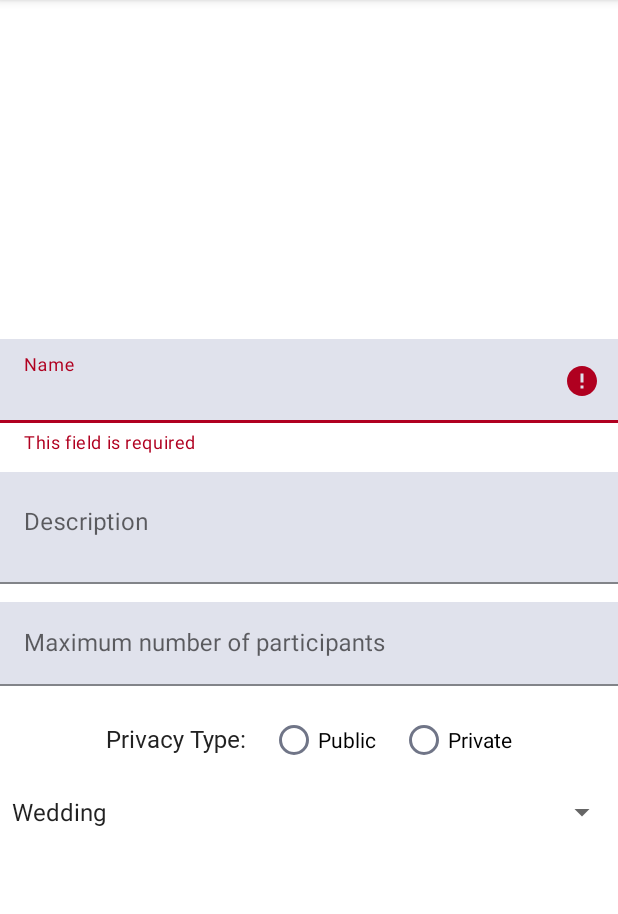
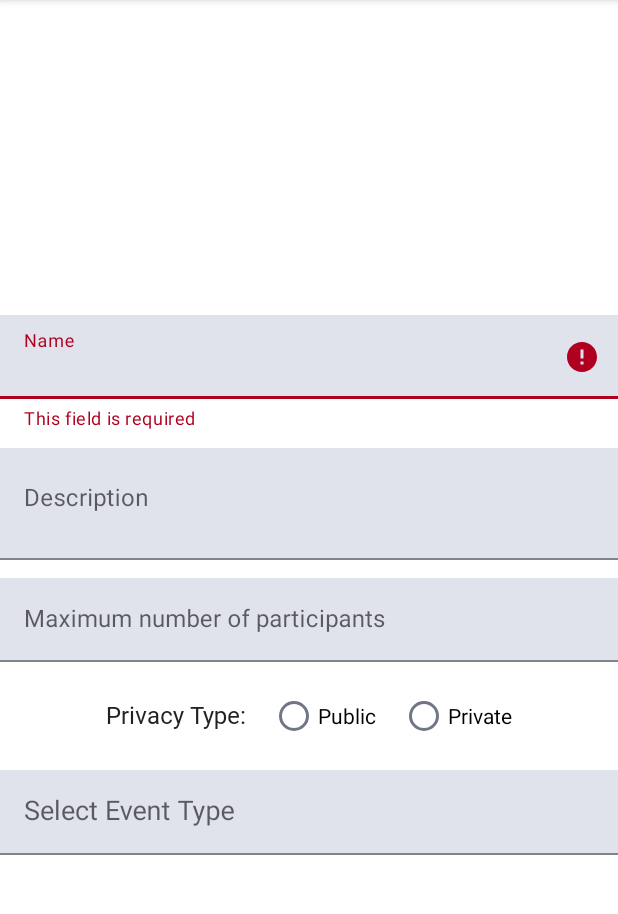
Before and after one commit to kzi-nastava/ma-project-event-planner-siit-2024-team-11, an Android app: the fragment EventOrganizationBasicInformationFragment shown on its own in the app's theme, on a phone screen of 412 x 824 dp, the part 84-998 px from its top. Run offline under Robolectric (Android 15) with nearby library versions, the phone set to English and light mode, and no system bars.

Commit message:
[FIX] Event Type Selector is now a good material design component

```diff
--- a/Eventy/app/src/main/java/com/example/eventy/events/EventOrganizationBasicInformationFragment.java
+++ b/Eventy/app/src/main/java/com/example/eventy/events/EventOrganizationBasicInformationFragment.java
@@ -11,10 +11,10 @@
 import android.view.View;
 import android.view.ViewGroup;
 import android.widget.AdapterView;
-import android.widget.Spinner;
 import android.widget.ArrayAdapter;
 
 import com.example.eventy.databinding.FragmentEventOrganizationBasicInformationBinding;
+import com.google.android.material.textfield.MaterialAutoCompleteTextView;
 import com.google.android.material.textfield.TextInputEditText;
 import com.google.android.material.textfield.TextInputLayout;
 
@@ -43,22 +43,16 @@
             binding.radioPrivate.setChecked(true);
         });
 
-        Spinner spinner = binding.eventTypeSpinner;
-        String[] options = {"Wedding", "Graduation", "Conference"};
+        MaterialAutoCompleteTextView eventTypeAutoCompleteTextView = binding.eventTypeAutoCompleteTextView;
+        String[] eventTypes = {"Wedding", "Graduation", "Conference"};
 
-        ArrayAdapter<String> adapter = new ArrayAdapter<>(requireContext(), android.R.layout.simple_spinner_item, options);
-        adapter.setDropDownViewResource(android.R.layout.simple_spinner_dropdown_item);
-        spinner.setAdapter(adapter);
+        ArrayAdapter<String> adapter = new ArrayAdapter<>(requireContext(), android.R.layout.simple_dropdown_item_1line, eventTypes);
+        eventTypeAutoCompleteTextView.setAdapter(adapter);
 
-        spinner.setOnItemSelectedListener(new AdapterView.OnItemSelectedListener() {
-            @Override
-            public void onItemSelected(AdapterView<?> parentView, View selectedItemView, int position, long id) {
-                String selectedItem = (String) parentView.getItemAtPosition(position);
-            }
-
-            @Override
-            public void onNothingSelected(AdapterView<?> parentView) {
-                // Handle no selection
+        // Ensure the dropdown appears when the view is tapped
+        eventTypeAutoCompleteTextView.setOnClickListener(v -> {
+            if (!eventTypeAutoCompleteTextView.isPopupShowing()) {
+                eventTypeAutoCompleteTextView.showDropDown();
             }
         });
 
--- a/Eventy/app/src/main/res/layout/fragment_event_organization_basic_information.xml
+++ b/Eventy/app/src/main/res/layout/fragment_event_organization_basic_information.xml
@@ -105,9 +105,14 @@
         android:layout_marginTop="12dp"
         android:hint="Select Event Type">
 
-        <android.widget.Spinner
-            android:id="@+id/event_type_spinner"
+        <com.google.android.material.textfield.MaterialAutoCompleteTextView
+            android:id="@+id/event_type_autoCompleteTextView"
             android:layout_width="match_parent"
-            android:layout_height="wrap_content" />
+            android:layout_height="wrap_content"
+            android:inputType="none"
+            android:background="@color/input_color"
+            android:paddingTop="24dp"
+            android:paddingHorizontal="16dp"
+            android:paddingBottom="8dp" />
     </com.google.android.material.textfield.TextInputLayout>
 </LinearLayout>
```
